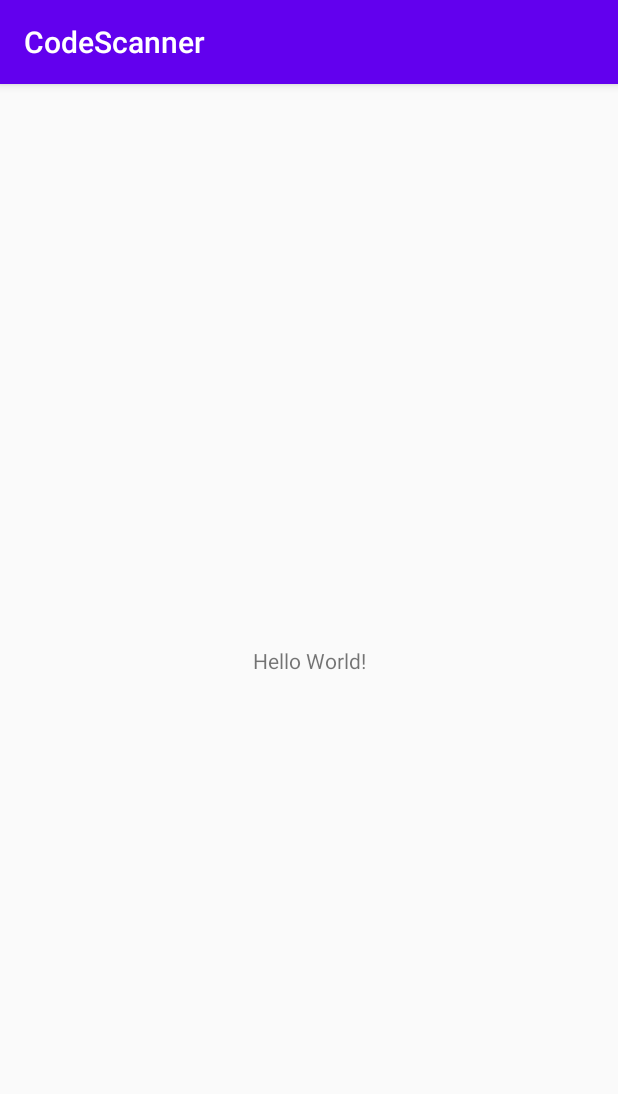
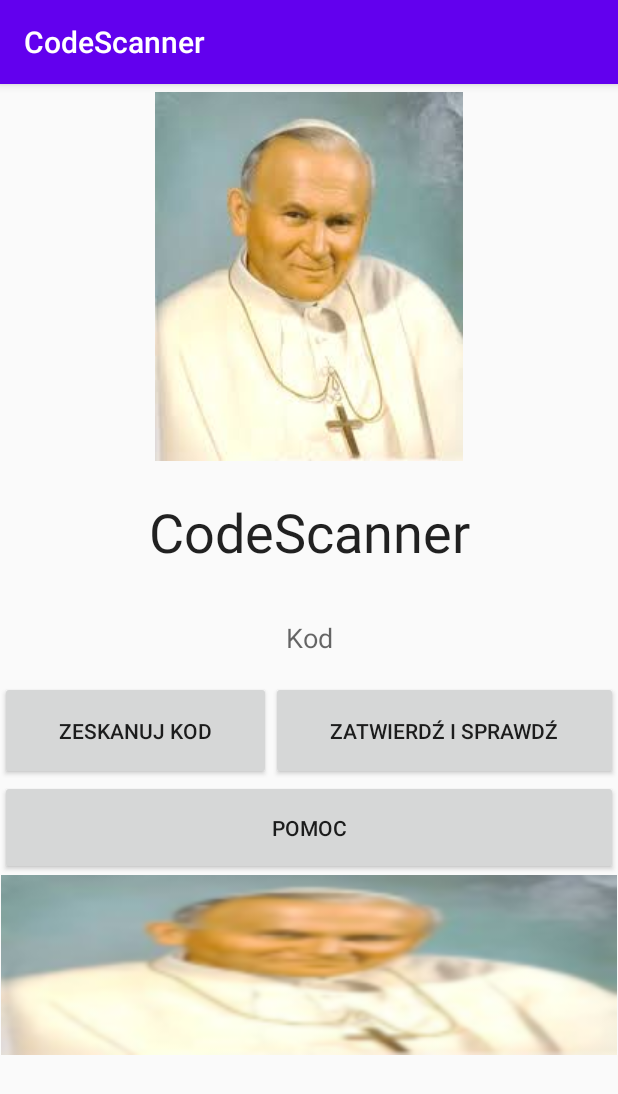
Before and after one commit to tomaszjader/CodeScanner, an Android app: the screen it shows after launch (MainActivity), on a phone screen of 412 x 824 dp. Shown: the top 1094 px of the screen. Run offline under Robolectric (Android 15) with nearby library versions, the phone set to English and light mode, and no system bars.

Commit message:
Add main screen

```diff
--- a/app/src/main/AndroidManifest.xml
+++ b/app/src/main/AndroidManifest.xml
@@ -16,6 +16,9 @@
                 <category android:name="android.intent.category.LAUNCHER" />
             </intent-filter>
         </activity>
+        <activity android:name=".HelpActivity">
+
+        </activity>
     </application>
 
 </manifest>
--- /dev/null
+++ b/app/src/main/java/pl/tomaszjader/codescanner/MainActivity.java
@@ -0,0 +1,32 @@
+package pl.tomaszjader.codescanner;
+
+import android.content.Intent;
+import android.os.Bundle;
+import android.view.View;
+import android.widget.Button;
+
+import androidx.annotation.Nullable;
+import androidx.appcompat.app.AppCompatActivity;
+
+public class MainActivity extends AppCompatActivity {
+
+    private Button button;
+
+    @Override
+    protected void onCreate(@Nullable Bundle savedInstanceState) {
+        super.onCreate(savedInstanceState);
+        setContentView(R.layout.activity_main);
+        this.button = (Button) findViewById(R.id.helpButton);
+        this.button.setOnClickListener(new View.OnClickListener() {
+            @Override
+            public void onClick(View view) {
+                openHelpActivity();
+            }
+        });
+    }
+
+    private void openHelpActivity() {
+        Intent intent = new Intent(this, HelpActivity.class);
+        startActivity(intent);
+    }
+}
--- a/app/src/main/java/pl/tomaszjader/codescanner/MainActivity.kt
+++ /dev/null
@@ -1,11 +0,0 @@
-package pl.tomaszjader.codescanner
-
-import androidx.appcompat.app.AppCompatActivity
-import android.os.Bundle
-
-class MainActivity : AppCompatActivity() {
-    override fun onCreate(savedInstanceState: Bundle?) {
-        super.onCreate(savedInstanceState)
-        setContentView(R.layout.activity_main)
-    }
-}
--- /dev/null
+++ b/app/src/main/res/layout/activity_help.xml
@@ -0,0 +1,22 @@
+<?xml version="1.0" encoding="utf-8"?>
+<LinearLayout xmlns:android="http://schemas.android.com/apk/res/android"
+    xmlns:app="http://schemas.android.com/apk/res-auto"
+    xmlns:tools="http://schemas.android.com/tools"
+    android:id="@+id/root"
+    android:layout_width="match_parent"
+    android:layout_height="match_parent"
+    android:orientation="vertical"
+    tools:context=".HelpActivity">
+
+    <TextView
+        android:id="@+id/textView"
+        android:layout_width="match_parent"
+        android:layout_height="678dp"
+        android:text="TextView" />
+
+    <Button
+        android:id="@+id/button"
+        android:layout_width="match_parent"
+        android:layout_height="wrap_content"
+        android:text="Button" />
+</LinearLayout>
--- a/app/src/main/res/layout/activity_main.xml
+++ b/app/src/main/res/layout/activity_main.xml
@@ -1,18 +1,73 @@
 <?xml version="1.0" encoding="utf-8"?>
-<androidx.constraintlayout.widget.ConstraintLayout xmlns:android="http://schemas.android.com/apk/res/android"
+<LinearLayout xmlns:android="http://schemas.android.com/apk/res/android"
     xmlns:app="http://schemas.android.com/apk/res-auto"
     xmlns:tools="http://schemas.android.com/tools"
+    android:id="@+id/root"
     android:layout_width="match_parent"
     android:layout_height="match_parent"
-    tools:context=".MainActivity">
+    android:orientation="vertical"
+    tools:context=".MainActivity" >
+
+    <ImageView
+        android:id="@+id/appLogo"
+        android:layout_width="match_parent"
+        android:layout_height="wrap_content"
+        android:contentDescription="@string/app_logo"
+        android:paddingTop="5dp"
+        android:paddingBottom="5dp"
+        app:srcCompat="@drawable/logo" />
 
     <TextView
-        android:layout_width="wrap_content"
-        android:layout_height="wrap_content"
-        android:text="Hello World!"
-        app:layout_constraintBottom_toBottomOf="parent"
-        app:layout_constraintLeft_toLeftOf="parent"
-        app:layout_constraintRight_toRightOf="parent"
-        app:layout_constraintTop_toTopOf="parent" />
+        android:id="@+id/appName"
+        android:layout_width="match_parent"
+        android:layout_height="84dp"
+        android:gravity="center"
+        android:text="@string/app_name"
+        android:textAlignment="center"
+        android:textAppearance="@style/TextAppearance.AppCompat.Large"
+        android:textSize="36sp" />
 
-</androidx.constraintlayout.widget.ConstraintLayout>
+    <EditText
+        android:id="@+id/password"
+        android:layout_width="match_parent"
+        android:layout_height="57dp"
+        android:autofillHints=""
+        android:background="@android:color/transparent"
+        android:ems="10"
+        android:hint="@string/code"
+        android:inputType="textPassword"
+        android:textAlignment="center" />
+
+    <LinearLayout
+        android:layout_width="match_parent"
+        android:layout_height="66dp"
+        android:orientation="horizontal">
+
+        <Button
+            android:id="@+id/scanCodeButton"
+            android:layout_width="wrap_content"
+            android:layout_height="match_parent"
+            android:layout_weight="1"
+            android:text="@string/scan_code" />
+
+        <Button
+            android:id="@+id/confirmButton"
+            android:layout_width="wrap_content"
+            android:layout_height="66dp"
+            android:layout_weight="1"
+            android:text="@string/confirm_and_check" />
+    </LinearLayout>
+
+    <Button
+        android:id="@+id/helpButton"
+        android:layout_width="match_parent"
+        android:layout_height="63dp"
+        android:text="@string/help" />
+
+    <ImageView
+        android:id="@+id/bottomLogo"
+        android:layout_width="match_parent"
+        android:layout_height="120dp"
+        android:layout_gravity="bottom"
+        app:srcCompat="@drawable/logobar" />
+</LinearLayout>
--- a/app/src/main/res/values/strings.xml
+++ b/app/src/main/res/values/strings.xml
@@ -1,3 +1,8 @@
 <resources>
     <string name="app_name">CodeScanner</string>
+    <string name="app_logo">Logo aplikacji</string>
+    <string name="scan_code">Zeskanuj kod</string>
+    <string name="confirm_and_check">Zatwierdź i sprawdź</string>
+    <string name="help">Pomoc</string>
+    <string name="code">Kod</string>
 </resources>
```
Also changed, not shown: app/src/main/res/drawable/logo.png (added), app/src/main/res/drawable/logobar.png (added).
